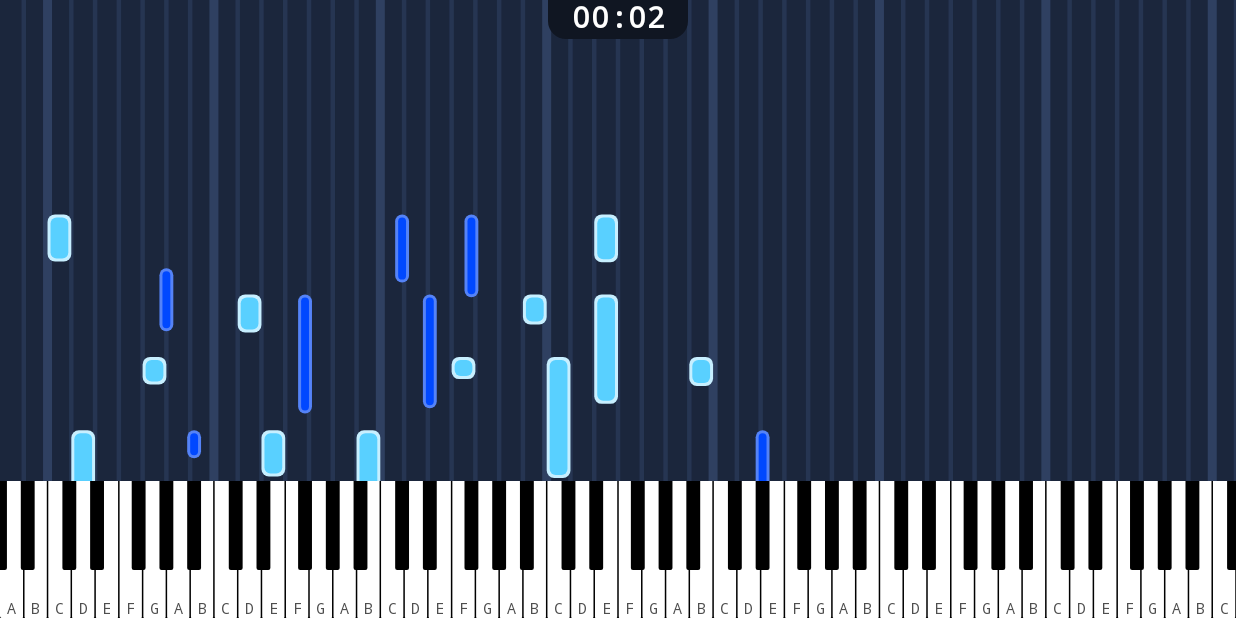
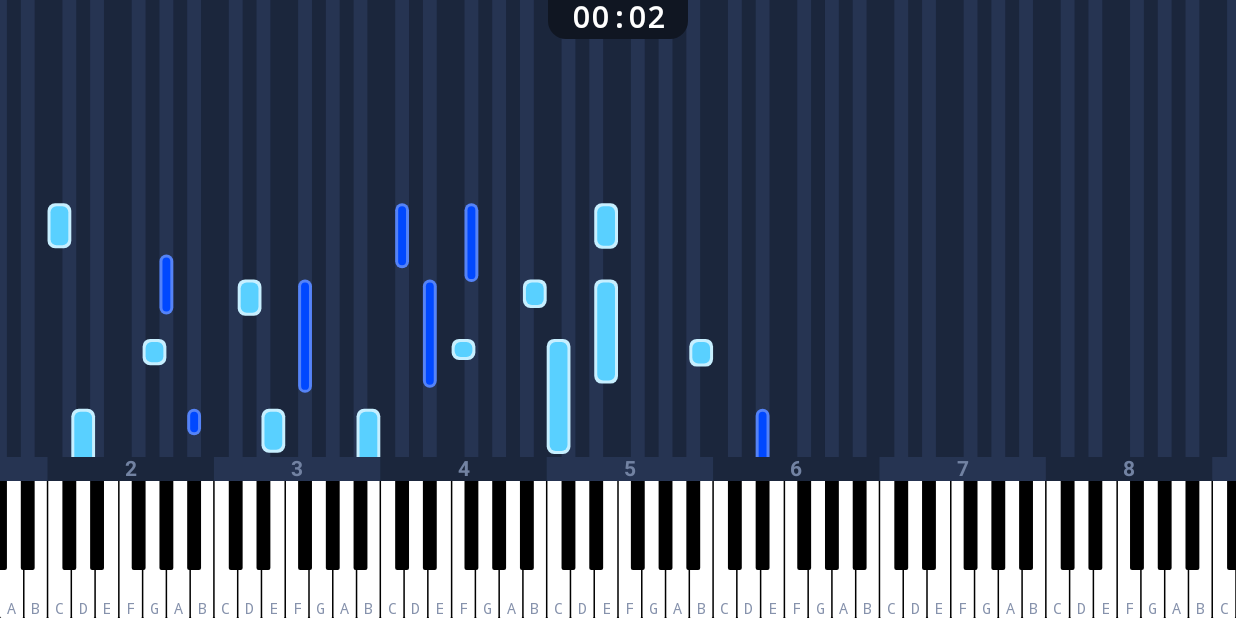
Before and after one commit to coral134/Piano_Studio, an Android app built with Jetpack Compose: the screen it shows after launch (MainActivity), after a tap on "Record", on a phone screen of 824 x 412 dp (held sideways). Run offline under Robolectric (Android 15) with nearby library versions, the phone set to English and light mode, and no system bars.

Commit message:
- changed notes roll background - standardized colors

```diff
--- a/app/src/main/java/com/example/pianostudio/MainActivity.kt
+++ b/app/src/main/java/com/example/pianostudio/MainActivity.kt
@@ -12,8 +12,8 @@ import androidx.core.view.WindowInsetsCompat
 import androidx.core.view.WindowInsetsControllerCompat
 import com.example.pianostudio.midi_io.KeyboardInput
 import com.example.pianostudio.ui.Navigation
-import com.example.pianostudio.ui.theme.DarkGrayBackground
 import com.example.pianostudio.ui.theme.PianoStudioTheme
+import com.example.pianostudio.ui.theme.bgTheme2
 import com.example.pianostudio.viewmodel.MainViewModel
 
 
@@ -35,7 +35,7 @@ class MainActivity : ComponentActivity() {
             PianoStudioTheme {
                 Surface(
                     modifier = Modifier.fillMaxSize(),
-                    color = DarkGrayBackground
+                    color = bgTheme2
                 ) {
                     Navigation(vm)
                 }
--- a/app/src/main/java/com/example/pianostudio/midi_io/KeyboardInput.kt
+++ b/app/src/main/java/com/example/pianostudio/midi_io/KeyboardInput.kt
@@ -5,7 +5,7 @@ import android.media.midi.MidiManager
 import android.media.midi.MidiReceiver
 import androidx.activity.ComponentActivity
 import androidx.compose.runtime.MutableState
-import androidx.compose.runtime.mutableStateOf
+import androidx.compose.runtime.mutableIntStateOf
 import com.example.pianostudio.MainActivity
 import kotlinx.coroutines.channels.awaitClose
 import kotlinx.coroutines.flow.callbackFlow
@@ -17,7 +17,7 @@ import kotlinx.coroutines.flow.callbackFlow
 typealias KeysState = List<MutableState<Int>>
 
 class KeyboardInput constructor (context: MainActivity) {
-    val keysState: KeysState = List(128) { mutableStateOf(0) }
+    val keysState: KeysState = List(128) { mutableIntStateOf(0) }
 
     val messages = callbackFlow {
         sendToFlow = { trySend(it) }
--- a/app/src/main/java/com/example/pianostudio/ui/piano_screen_components/main_piano_screen/DrawClock.kt
+++ b/app/src/main/java/com/example/pianostudio/ui/piano_screen_components/main_piano_screen/DrawClock.kt
@@ -24,15 +24,14 @@ import com.example.pianostudio.ui.theme.ClockBackgroundPlaying
 @Composable
 fun DrawClock(
     modifier: Modifier = Modifier,
-    seconds: Int,
-    paused: Boolean
+    seconds: Int
 ) {
     val text = remember(seconds) {
         String.format("%02d:%02d", seconds / 60, seconds % 60)
     }
 
     val color = fadeColor(
-        state = paused || (seconds < 0),
+        state = (seconds < 0),
         color1 = ClockBackgroundPlaying,
         color2 = ClockBackgroundPaused,
         duration = 300
--- a/app/src/main/java/com/example/pianostudio/ui/piano_screen_components/main_piano_screen/DrawKeyboard.kt
+++ b/app/src/main/java/com/example/pianostudio/ui/piano_screen_components/main_piano_screen/DrawKeyboard.kt
@@ -15,7 +15,6 @@ import androidx.compose.ui.geometry.Size
 import androidx.compose.ui.graphics.Color
 import androidx.compose.ui.graphics.Path
 import androidx.compose.ui.graphics.drawscope.DrawScope
-import androidx.compose.ui.text.ExperimentalTextApi
 import androidx.compose.ui.text.TextLayoutResult
 import androidx.compose.ui.text.TextStyle
 import androidx.compose.ui.text.drawText
@@ -36,7 +35,6 @@ import com.example.pianostudio.ui.theme.PressedWhiteKey
 import com.example.pianostudio.ui.theme.WhiteKeyText
 
 
-@OptIn(ExperimentalTextApi::class)
 @Composable
 fun DrawKeyboard(
     keySpacer: KeySpacer,
@@ -133,7 +131,6 @@ fun DrawKeyboard(
     }
 }
 
-@OptIn(ExperimentalTextApi::class)
 private fun DrawScope.whiteKey(
     position: Float,
     width: Float,
--- a/app/src/main/java/com/example/pianostudio/ui/piano_screen_components/main_piano_screen/DrawNotesRoll.kt
+++ b/app/src/main/java/com/example/pianostudio/ui/piano_screen_components/main_piano_screen/DrawNotesRoll.kt
@@ -3,17 +3,28 @@ package com.example.pianostudio.ui.piano_screen_components.main_piano_screen
 import androidx.compose.foundation.Canvas
 import androidx.compose.foundation.background
 import androidx.compose.foundation.layout.Box
+import androidx.compose.foundation.layout.Column
 import androidx.compose.foundation.layout.fillMaxSize
+import androidx.compose.foundation.layout.fillMaxWidth
+import androidx.compose.foundation.layout.height
 import androidx.compose.runtime.Composable
+import androidx.compose.runtime.remember
 import androidx.compose.ui.Modifier
+import androidx.compose.ui.draw.clipToBounds
 import androidx.compose.ui.geometry.Offset
 import androidx.compose.ui.geometry.Size
+import androidx.compose.ui.text.TextLayoutResult
+import androidx.compose.ui.text.TextStyle
+import androidx.compose.ui.text.drawText
+import androidx.compose.ui.text.font.FontWeight
+import androidx.compose.ui.text.rememberTextMeasurer
 import androidx.compose.ui.unit.dp
+import androidx.compose.ui.unit.sp
+import com.example.pianostudio.data.music.Piano.octave
+import com.example.pianostudio.ui.theme.bgTheme2
+import com.example.pianostudio.ui.theme.bgTheme3
+import com.example.pianostudio.ui.theme.bgTheme5
 import com.example.pianostudio.viewmodel.NotePosition
-import com.example.pianostudio.data.music.Piano.letter
-import com.example.pianostudio.ui.theme.DarkGrayBackground
-import com.example.pianostudio.ui.theme.PianoRollMajorLine
-import com.example.pianostudio.ui.theme.PianoRollMinorLine
 
 
 @Composable
@@ -22,42 +33,91 @@ fun NotesRoll(
     keySpacer: KeySpacer,
     notes: List<NotePosition>
 ) {
-    Box(modifier = modifier) {
-        // Background
+    Column(modifier = modifier.clipToBounds()) {
         Box(modifier = Modifier
-            .background(DarkGrayBackground)
-            .fillMaxSize()) {
-            Canvas(modifier = Modifier.fillMaxSize()) {
-                for (i in 1 until keySpacer.whiteKeys.size) {
-                    val note = keySpacer.whiteKeys[i]
-                    if (note.letter() == 0) {
-                        val weight = 6.dp.toPx()
-                        drawRect(
-                            color = PianoRollMajorLine,
-                            topLeft = Offset(
-                                keySpacer.leftAlignment(note) * size.width - weight / 2, 0F
-                            ),
-                            size = Size(weight, size.height)
-                        )
-                    } else {
-                        val weight = 3.dp.toPx()
-                        drawRect(
-                            color = PianoRollMinorLine,
-                            topLeft = Offset(
-                                keySpacer.leftAlignment(note) * size.width - weight / 2, 0F
-                            ),
-                            size = Size(weight, size.height)
-                        )
-                    }
-                }
-            }
+            .fillMaxSize()
+            .weight(1f)) {
+            NotesRollBackground(keySpacer)
+
+            DrawNotes(
+                modifier = Modifier.fillMaxSize(),
+                keySpacer = keySpacer,
+                notes = notes
+            )
         }
 
-        // Notes
-        DrawNotes(
-            modifier = Modifier.fillMaxSize(),
-            keySpacer = keySpacer,
-            notes = notes
+        NotesRollBottomLine(keySpacer)
+    }
+}
+
+@Composable
+private fun NotesRollBackground(
+    keySpacer: KeySpacer
+) {
+    Canvas(
+        modifier = Modifier
+            .fillMaxSize()
+            .background(bgTheme2)
+    ) {
+        keySpacer.blackKeys.forEach { note ->
+            drawRect(
+                color = bgTheme3,
+                topLeft = Offset(keySpacer.leftAlignment(note) * size.width, 0F),
+                size = Size(keySpacer.bkeyWidth * size.width, size.height)
+            )
+        }
+    }
+}
+
+@Composable
+private fun NotesRollBottomLine(keySpacer: KeySpacer) {
+    val firstOctave = keySpacer.startNote.octave()
+    val lastOctave = keySpacer.endNote.octave()
+
+    val textMeasurer = rememberTextMeasurer()
+
+    val style = remember {
+        TextStyle(
+            fontSize = 14.sp,
+            color = bgTheme5,
+            fontWeight = FontWeight.Bold
         )
     }
+
+    val texts = remember(keySpacer) {
+        val theTexts = mutableListOf<TextLayoutResult>()
+        for (octave in firstOctave..lastOctave)
+            theTexts.add(textMeasurer.measure(octave.toString(), style))
+        theTexts
+    }
+
+    Canvas(
+        modifier = Modifier
+            .fillMaxWidth()
+            .height(16.dp)
+            .background(bgTheme2)
+    ) {
+        val octaveWidth = keySpacer.wkeyWidth * 7 * size.width
+
+        texts.forEachIndexed { i, text ->
+            val octave = i + firstOctave
+            val leftPos = keySpacer.leftAlignment(octave * 12) * size.width
+
+            if (octave % 2 == 1) {
+                drawRect(
+                    color = bgTheme3,
+                    topLeft = Offset(leftPos, 0F),
+                    size = Size(octaveWidth, size.height)
+                )
+            }
+
+            drawText(
+                textLayoutResult = text,
+                topLeft = Offset(
+                    x = leftPos + (octaveWidth - text.size.width) / 2F,
+                    y = (size.height - text.size.height) / 2
+                )
+            )
+        }
+    }
 }
--- a/app/src/main/java/com/example/pianostudio/ui/piano_screen_components/main_piano_screen/KeySpacer.kt
+++ b/app/src/main/java/com/example/pianostudio/ui/piano_screen_components/main_piano_screen/KeySpacer.kt
@@ -20,10 +20,10 @@ fun keySpacerByNotes(
 
 @Immutable
 class KeySpacer(
-    private val startKeyPoint: Float,
-    private val endKeyPoint: Float
+    val startKeyPoint: Float,
+    val endKeyPoint: Float
 ) {
-    private val range = endKeyPoint - startKeyPoint
+    val range = endKeyPoint - startKeyPoint
     val startNote = (getNoteAtXPos(0F) - 1).coerceIn(Piano.minNote, Piano.maxNote)
     val endNote = (getNoteAtXPos(1F) + 1).coerceIn(Piano.minNote, Piano.maxNote)
 
--- a/app/src/main/java/com/example/pianostudio/ui/piano_screen_components/main_piano_screen/PianoScreen.kt
+++ b/app/src/main/java/com/example/pianostudio/ui/piano_screen_components/main_piano_screen/PianoScreen.kt
@@ -48,8 +48,7 @@ fun PianoScreen(
 
         DrawClock(
             modifier = Modifier.align(Alignment.TopCenter),
-            seconds = trackPlayer.secondsInt,
-            paused = false
+            seconds = trackPlayer.secondsInt
         )
     }
 }
--- a/app/src/main/java/com/example/pianostudio/ui/piano_screen_components/paused_screen/DrawPausedScreen.kt
+++ b/app/src/main/java/com/example/pianostudio/ui/piano_screen_components/paused_screen/DrawPausedScreen.kt
@@ -11,7 +11,6 @@ import androidx.compose.foundation.layout.padding
 import androidx.compose.foundation.shape.RoundedCornerShape
 import androidx.compose.material3.Text
 import androidx.compose.runtime.Composable
-import androidx.compose.runtime.MutableState
 import androidx.compose.runtime.mutableStateOf
 import androidx.compose.runtime.remember
 import androidx.compose.ui.Alignment
@@ -31,18 +30,14 @@ import androidx.compose.ui.text.withStyle
 import androidx.compose.ui.unit.dp
 import androidx.compose.ui.unit.sp
 import com.example.pianostudio.ui.custom_composables.animateFloat
-import com.example.pianostudio.ui.piano_screen_components.main_piano_screen.KeySpacer
-import com.example.pianostudio.ui.piano_screen_components.main_piano_screen.pianoScreenGestures
-import com.example.pianostudio.ui.theme.PausedTint
-import com.example.pianostudio.ui.theme.SidePanelButtonBackground
+import com.example.pianostudio.ui.theme.bgTheme2
 
 
 @Composable
 fun DrawPausedScreen(
     modifier: Modifier = Modifier,
-    keySpacer: MutableState<KeySpacer>,
     onResume: () -> Unit,
-    changeSongPoint: (change: Float) -> Unit,
+    changeTimestamp: (change: Double) -> Unit,
     leftOptions: List<SidePanelButtonState>,
     rightOptions: List<SidePanelButtonState>,
     text: String
@@ -53,12 +48,9 @@ fun DrawPausedScreen(
     else
         animateFloat(1F, 0F, 100)
 
-    Box(
-        modifier = modifier
-            .pianoScreenGestures(keySpacer, onResume, gestureIsActive) { changeSongPoint(it) }
-    )
-
-    Row(modifier = modifier.alpha(alpha).background(PausedTint)) {
+    Row(modifier = modifier
+        .alpha(alpha)
+        .background(bgTheme2)) {
         // Left menu
         DrawSidePanel(leftOptions)
 
@@ -68,6 +60,7 @@ fun DrawPausedScreen(
                 .fillMaxSize()
                 .weight(1F)
                 .padding(vertical = 75.dp)
+                .clickable { onResume() }
         )
 
         // Right menu
@@ -138,12 +131,12 @@ fun DrawSidePanel(buttons: List<SidePanelButtonState>) {
 }
 
 @Composable
-fun DrawSidePanelButton(state: SidePanelButtonState = SidePanelButtonState("Thing", {})) {
+fun DrawSidePanelButton(state: SidePanelButtonState) {
     val shape = RoundedCornerShape(12.dp)
     Box(
         modifier = Modifier
             .padding(25.dp)
-            .background(SidePanelButtonBackground, shape = shape)
+            .background(bgTheme2, shape = shape)
             .clickable { state.onClick() }
             .padding(10.dp)
     ) {
--- a/app/src/main/java/com/example/pianostudio/ui/screens/DrawHomeScreen.kt
+++ b/app/src/main/java/com/example/pianostudio/ui/screens/DrawHomeScreen.kt
@@ -28,8 +28,8 @@ import androidx.compose.ui.unit.dp
 import androidx.compose.ui.unit.sp
 import androidx.navigation.NavController
 import com.example.pianostudio.R
-import com.example.pianostudio.ui.theme.DarkGrayBackground
-import com.example.pianostudio.ui.theme.SidePanelButtonBackground
+import com.example.pianostudio.ui.theme.bgTheme2
+import com.example.pianostudio.ui.theme.bgTheme4
 
 
 @Composable
@@ -37,16 +37,11 @@ fun DrawHomeScreen(
     modifier: Modifier = Modifier,
     nav: NavController
 ) {
-    Column(
-        modifier = modifier
-            .background(DarkGrayBackground)
-            .padding(vertical = 60.dp)
-    ) {
+    Column(modifier = modifier.padding(vertical = 60.dp).background(bgTheme2)) {
         DrawLogo(modifier = Modifier.align(Alignment.CenterHorizontally))
 
         Row(
             modifier = Modifier
-                .background(DarkGrayBackground)
                 .padding(top = 30.dp)
                 .padding(horizontal = 60.dp),
             horizontalArrangement = Arrangement.SpaceBetween
@@ -59,14 +54,14 @@ fun DrawHomeScreen(
             DrawChooseModeButton(
                 text = "Record",
                 modifier = mod,
-                color = SidePanelButtonBackground,
+                color = bgTheme4,
                 onClick = { nav.navigate("record") }
             )
 
             DrawChooseModeButton(
                 text = "Practice",
                 modifier = mod,
-                color = SidePanelButtonBackground,
+                color = bgTheme4,
                 onClick = { nav.navigate("practice") }
             )
         }
--- a/app/src/main/java/com/example/pianostudio/ui/screens/DrawPracticeScreen.kt
+++ b/app/src/main/java/com/example/pianostudio/ui/screens/DrawPracticeScreen.kt
@@ -26,7 +26,7 @@ fun DrawPracticeScreen(
         keysState = vm.keyboardInput.keysState,
         keySpacer = vm.keySpacer.value,
         trackPlayer = player,
-        onPause = {  },
+        onPause = { nav.navigate("home") },
         updatePressedNotes = remember(vm) { vm.keyboardInput::uiKeyPress },
     )
 
--- a/app/src/main/java/com/example/pianostudio/ui/screens/DrawRecordScreen.kt
+++ b/app/src/main/java/com/example/pianostudio/ui/screens/DrawRecordScreen.kt
@@ -26,8 +26,8 @@ fun DrawRecordScreen(
         keysState = vm.keyboardInput.keysState,
         keySpacer = vm.keySpacer.value,
         trackPlayer = player,
-        onPause = {  },
-        updatePressedNotes = remember(vm) { vm.keyboardInput::uiKeyPress },
+        onPause = { nav.navigate("home") },
+        updatePressedNotes = remember(vm.keyboardInput) { vm.keyboardInput::uiKeyPress },
     )
 
 //    Box(modifier = modifier) {
--- a/app/src/main/java/com/example/pianostudio/ui/theme/Color.kt
+++ b/app/src/main/java/com/example/pianostudio/ui/theme/Color.kt
@@ -10,26 +10,27 @@ val Purple40 = Color(0xFF6650a4)
 val PurpleGrey40 = Color(0xFF625b71)
 val Pink40 = Color(0xFF7D5260)
 
+// ADDED BY ME #####################################################################################
+
+// Blue theme colors
+val bgTheme1 = Color(0xFF101622)
+val bgTheme2 = Color(0xFF1B263C)
+val bgTheme3 = Color(0xFF263452)
+val bgTheme4 = Color(0xFF364B75)
+val bgTheme5 = Color(0xFF7282A2)
+val bgTheme6 = Color(0xFFBECBE7)
 
 // PianoKeyboard colors
-val WhiteKeyText = Color(0xFF4E4E4E)
+val WhiteKeyText = Color(0xFF8692AC)
 val PressedWhiteKey = Color(0xFF59D0FF)
-val PressedWhiteKeyText = Color(0xFF0048FF)
 val PressedBlackKey = Color(0xFF0048FF)
 
-// PianoRoll colors
-val PianoRollMinorLine = Color(0xFF263552)
-val PianoRollMajorLine = Color(0xFF2F4061)
-val PianoRollBottomLine = Color(0xFF2F323F)
-val DarkGrayBackground = Color(0xFF1B263C)
-val PausedTint = Color(0xD9141B2C)
-
+// Note colors
 val WhiteKeyNote = PressedWhiteKey
 val WhiteKeyNoteOutline = Color(0xFFC7EFFF)
 val BlackKeyNote = PressedBlackKey
 val BlackKeyNoteOutline = Color(0xFF5583F7)
 
-val ClockBackgroundPlaying = Color(0xFF101622)
+// Clock colors
+val ClockBackgroundPlaying = bgTheme1
 val ClockBackgroundPaused = Color(0xFF882626)
-
-val SidePanelButtonBackground = Color(0xFF2A3958)
--- a/app/src/main/java/com/example/pianostudio/viewmodel/MainViewModel.kt
+++ b/app/src/main/java/com/example/pianostudio/viewmodel/MainViewModel.kt
@@ -6,12 +6,14 @@ import androidx.compose.runtime.remember
 import androidx.lifecycle.ViewModel
 import com.example.pianostudio.data.music.Piano
 import com.example.pianostudio.data.music.Piano.createNote
+import com.example.pianostudio.data.music.Track
 import com.example.pianostudio.data.music.randomTrack
 import com.example.pianostudio.midi_io.KeyboardInput
 import com.example.pianostudio.ui.piano_screen_components.main_piano_screen.keySpacerByNotes
 
 
 class MainViewModel : ViewModel() {
+
     lateinit var keyboardInput: KeyboardInput
 
     val keySpacer = mutableStateOf(
--- a/app/src/main/java/com/example/pianostudio/viewmodel/TrackPlayer.kt
+++ b/app/src/main/java/com/example/pianostudio/viewmodel/TrackPlayer.kt
@@ -1,6 +1,7 @@
 package com.example.pianostudio.viewmodel
 
 import androidx.compose.runtime.getValue
+import androidx.compose.runtime.mutableIntStateOf
 import androidx.compose.runtime.mutableStateOf
 import androidx.compose.runtime.setValue
 import androidx.compose.runtime.withFrameMillis
@@ -10,6 +11,7 @@ import com.example.pianostudio.midi_io.KeyboardInput
 import kotlinx.coroutines.CoroutineScope
 import kotlinx.coroutines.launch
 
+
 class TrackPlayer(
     private val track: Track,
     private var playbackBPM: Double = 60.0,
@@ -17,7 +19,7 @@ class TrackPlayer(
     private val keyboardInput: KeyboardInput
 ) {
     var notes by mutableStateOf(listOf<NotePosition>())
-    var secondsInt by mutableStateOf(0)
+    var secondsInt by mutableIntStateOf(0)
 
     private var timestamp = 0.0
 
```
